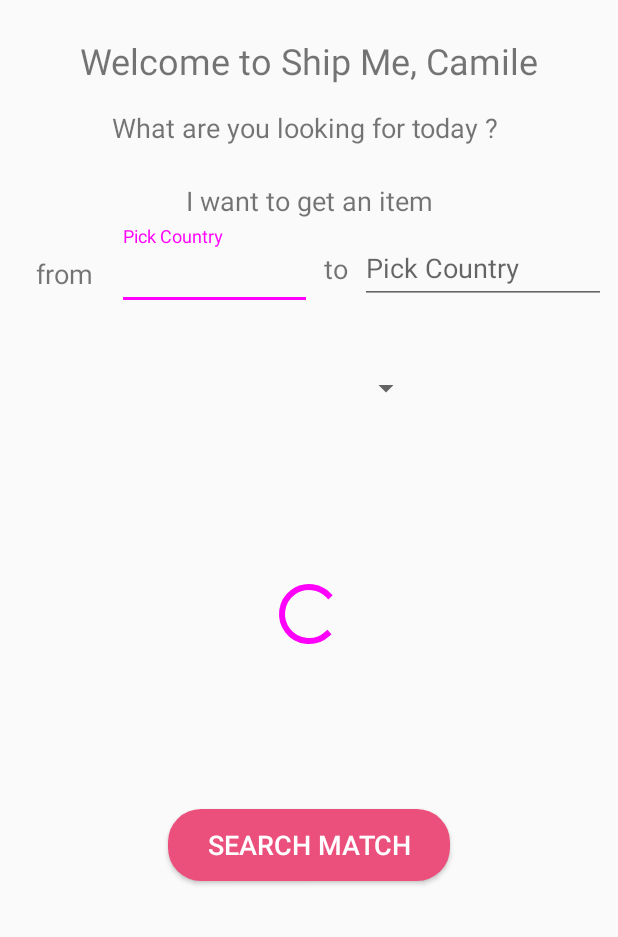
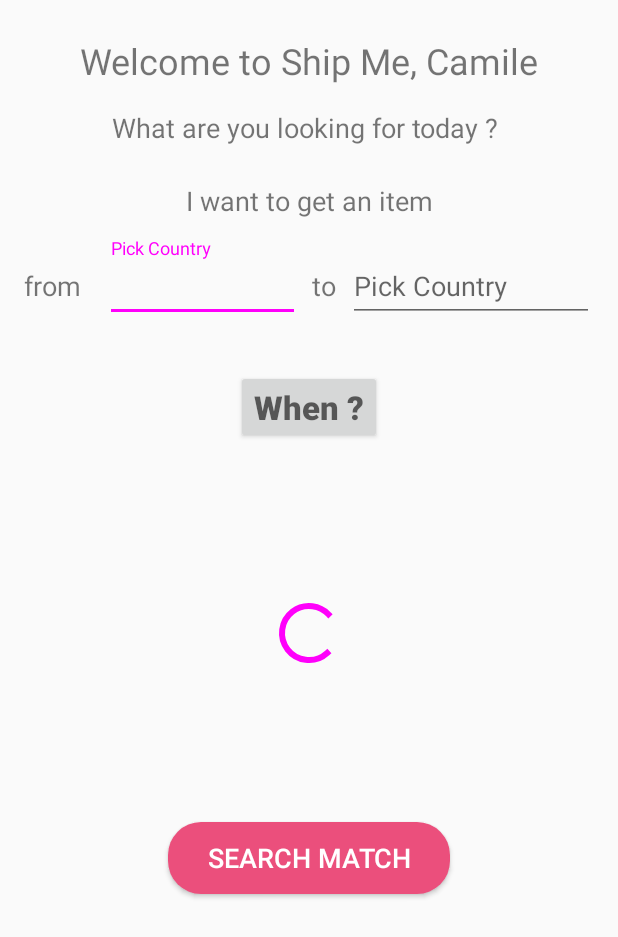
Before and after one commit to CamileDahdah/Android-Project, an Android app: the layout search_trips.xml on its own in the app's theme, with its tools: preview values and no code run, on a phone screen of 412 x 824 dp. Shown: the top 937 px of the screen. Run offline under Robolectric (Android 15) with nearby library versions, the phone set to English and light mode, and no system bars.

```diff
--- a/app/src/main/java/com/example/camilledahdah/finalandroidproject/API/authentication/AuthenticationApiManager.java
+++ b/app/src/main/java/com/example/camilledahdah/finalandroidproject/API/authentication/AuthenticationApiManager.java
@@ -19,7 +19,7 @@ public class AuthenticationApiManager {
 
     private AuthenticationApiManager() {
         retrofit = new Retrofit.Builder()
-                .baseUrl("http://10.0.2.2:3000/")
+                .baseUrl(Constants.BASE_URL)
                 .addConverterFactory(GsonConverterFactory.create())
                 .build();
 
--- a/app/src/main/res/layout/search_trips.xml
+++ b/app/src/main/res/layout/search_trips.xml
@@ -51,8 +51,8 @@
         android:id="@+id/textView10"
         android:layout_width="0dp"
         android:layout_height="wrap_content"
-        android:layout_marginStart="24dp"
-        android:layout_marginTop="24dp"
+        android:layout_marginStart="16dp"
+        android:layout_marginTop="32dp"
         android:text="from"
         android:textSize="18sp"
         app:layout_constraintStart_toStartOf="parent"
@@ -74,7 +74,7 @@
 
 
         <EditText
-            android:id="@+id/from_country3"
+            android:id="@+id/from_country"
             android:layout_width="match_parent"
             android:layout_height="wrap_content"
             android:layout_gravity="center_vertical"
@@ -92,17 +92,16 @@
         android:layout_marginStart="8dp"
         android:text="to"
         android:textSize="18sp"
-        app:layout_constraintBottom_toBottomOf="@+id/country_holder"
+        app:layout_constraintBottom_toBottomOf="@+id/textView10"
         app:layout_constraintStart_toEndOf="@+id/country_holder"
-        app:layout_constraintTop_toTopOf="@+id/country_holder" />
+        app:layout_constraintTop_toTopOf="@+id/textView10" />
 
     <android.support.design.widget.TextInputLayout
         android:id="@+id/country_holder4"
         android:layout_width="0dp"
         android:layout_height="wrap_content"
 
-        android:layout_marginBottom="8dp"
-        android:layout_marginEnd="8dp"
+        android:layout_marginEnd="16dp"
         android:layout_marginStart="8dp"
         app:layout_constraintBottom_toBottomOf="@+id/country_holder"
         app:layout_constraintEnd_toEndOf="parent"
@@ -110,7 +109,7 @@
         app:layout_constraintTop_toTopOf="@+id/country_holder">
 
         <EditText
-            android:id="@+id/from_country"
+            android:id="@+id/to_country"
             android:layout_width="match_parent"
             android:layout_height="wrap_content"
             android:layout_gravity="center_vertical"
@@ -121,20 +120,30 @@
 
     </android.support.design.widget.TextInputLayout>
 
-    <Spinner
-        android:id="@+id/spinner"
-        android:layout_width="150dp"
-        android:layout_height="40dp"
+
+    <Button
+        android:id="@+id/time_button"
+        android:layout_width="wrap_content"
+        android:layout_height="wrap_content"
+        android:layout_gravity="center_vertical"
         android:layout_marginEnd="8dp"
         android:layout_marginStart="8dp"
         android:layout_marginTop="32dp"
+        android:layout_weight=".5"
+        android:gravity="center"
+        android:hint="When ?"
+        android:textAlignment="center"
+        android:textSize="22sp"
+        android:textStyle="bold"
         app:layout_constraintEnd_toEndOf="parent"
 
         app:layout_constraintStart_toStartOf="parent"
-        app:layout_constraintTop_toBottomOf="@+id/country_holder" />
+        app:layout_constraintTop_toBottomOf="@+id/country_holder"
+        />
+
 
     <Button
-        android:id="@+id/button4"
+        android:id="@+id/search_match_button"
         android:layout_width="wrap_content"
         android:layout_height="wrap_content"
         android:layout_marginBottom="8dp"
@@ -153,7 +162,7 @@
         app:layout_constraintBottom_toBottomOf="parent"
         app:layout_constraintEnd_toEndOf="parent"
         app:layout_constraintStart_toStartOf="parent"
-        app:layout_constraintTop_toBottomOf="@+id/spinner" />
+        app:layout_constraintTop_toBottomOf="@+id/time_button" />
 
     <android.support.v7.widget.RecyclerView
         android:id="@+id/recycler_view"
@@ -169,7 +178,7 @@
         app:layout_constraintTop_toTopOf="parent" />
 
     <ProgressBar
-        android:id="@+id/progress_bar_login"
+        android:id="@+id/progress_bar"
 
         android:layout_width="wrap_content"
 
@@ -179,10 +188,10 @@
         android:layout_marginStart="8dp"
         android:layout_marginTop="8dp"
         android:visibility="invisible"
-        app:layout_constraintBottom_toTopOf="@+id/button4"
+        app:layout_constraintBottom_toTopOf="@+id/search_match_button"
         app:layout_constraintEnd_toEndOf="parent"
         app:layout_constraintStart_toStartOf="parent"
-        app:layout_constraintTop_toBottomOf="@+id/spinner"
+        app:layout_constraintTop_toBottomOf="@+id/time_button"
         tools:visibility="visible" />
 
 </android.support.constraint.ConstraintLayout>
--- /dev/null
+++ b/app/src/main/res/values/dimens.xml
@@ -0,0 +1,3 @@
+<resources>
+    <dimen name="fab_margin">16dp</dimen>
+</resources>
--- a/app/src/main/res/values/strings.xml
+++ b/app/src/main/res/values/strings.xml
@@ -3,4 +3,5 @@
 
     <!-- TODO: Remove or change this placeholder text -->
     <string name="hello_blank_fragment">Hello blank fragment</string>
+    <string name="title_activity_main2">Main2Activity</string>
 </resources>
```
Also changed, not shown: app/src/main/AndroidManifest.xml (+5 -2 lines), app/src/main/java/com/example/camilledahdah/finalandroidproject/API/authentication/AuthenticatedApi.java (added, +20 -0 lines), app/src/main/java/com/example/camilledahdah/finalandroidproject/API/authentication/AuthenticatedApiManager.java (added, +75 -0 lines), app/src/main/java/com/example/camilledahdah/finalandroidproject/API/authentication/Constants.java (added, +11 -0 lines), app/src/main/java/com/example/camilledahdah/finalandroidproject/DataDialogManager.java (added, +88 -0 lines), app/src/main/java/com/example/camilledahdah/finalandroidproject/Main2Activity.java (added, +62 -0 lines), app/src/main/java/com/example/camilledahdah/finalandroidproject/MainActivity.java (+81 -72 lines), app/src/main/java/com/example/camilledahdah/finalandroidproject/models/Trip.java (added, +81 -0 lines), app/src/main/res/values/styles.xml (+9 -0 lines).
